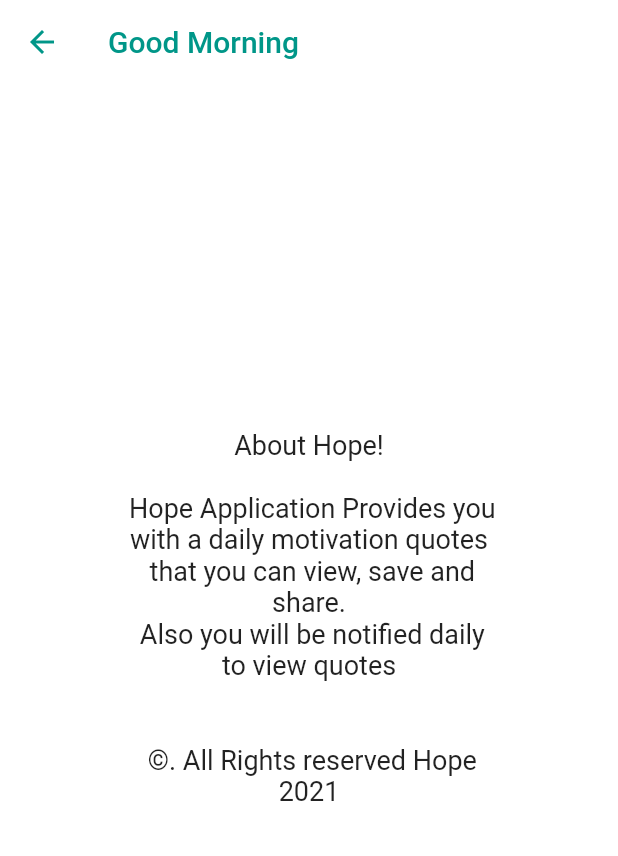
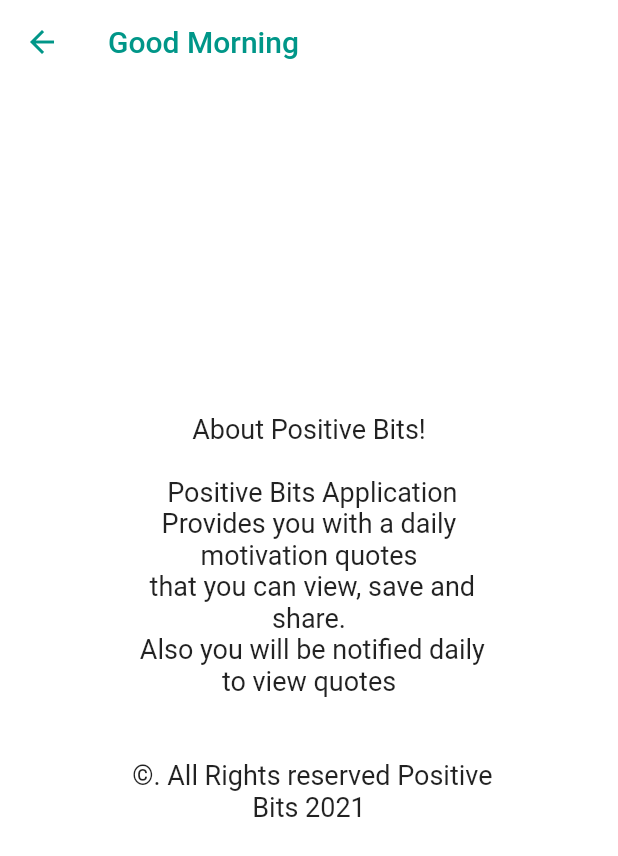
Before and after one commit to SaraAli26/PositiveQuotesApp, a Flutter app: the AboutPage screen opened directly, on a phone screen of 412 x 824 dp. Shown: the top 856 px of the screen. Run offline on Flutter 3.47's test engine with Material 2 defaults, Android fonts, the phone set to English and light mode, and no system bars; our stand-ins replace cloud_firestore, convex_bottom_bar, firebase_auth, firebase_core, firebase_database, flutter_secure_storage and 3 more; accounts and stored records are empty.

Commit message:
Chane Hope name into Positive bits in Meuns

```diff
--- a/lib/Pages/AboutPage.dart
+++ b/lib/Pages/AboutPage.dart
@@ -28,8 +28,8 @@
         child: Container(
           padding: EdgeInsets.fromLTRB(80, 0, 80, 0),
 
-          child: Text("About Hope! \n \n Hope Application Provides you with a daily motivation quotes \n that you can view, save and share. \n Also you will be "
-              "notified daily to view quotes \n \n \n ©. All Rights reserved Hope " + DateTime.now().year.toString(), textAlign: TextAlign.center,
+          child: Text("About Positive Bits! \n \n Positive Bits Application Provides you with a daily motivation quotes \n that you can view, save and share. \n Also you will be "
+              "notified daily to view quotes \n \n \n ©. All Rights reserved Positive Bits " + DateTime.now().year.toString(), textAlign: TextAlign.center,
             style: TextStyle(fontSize: 18),),
         ),
       )
--- a/lib/main.dart
+++ b/lib/main.dart
@@ -137,7 +137,7 @@
               onTap: () async =>  await launch("https://play.google.com/store/apps/details?id=com.saraahmed.positivebits"),
             ),
             ListTile(
-              title: const Text('About Hope'),
+              title: const Text('About Positive Bits'),
               trailing: Icon(Icons.help_outline),
               onTap: () => Navigator.push(context,
                   MaterialPageRoute(builder: (context) => AboutPage())),
--- a/pubspec.yaml
+++ b/pubspec.yaml
@@ -15,7 +15,7 @@
 # In iOS, build-name is used as CFBundleShortVersionString while build-number used as CFBundleVersion.
 # Read more about iOS versioning at
 # https://developer.apple.com/library/archive/documentation/General/Reference/InfoPlistKeyReference/Articles/CoreFoundationKeys.html
-version: 1.0.0+1
+version: 1.0.1
 
 environment:
   sdk: ">=2.12.0 <3.0.0"
```
Also changed, not shown: 1 other file.
